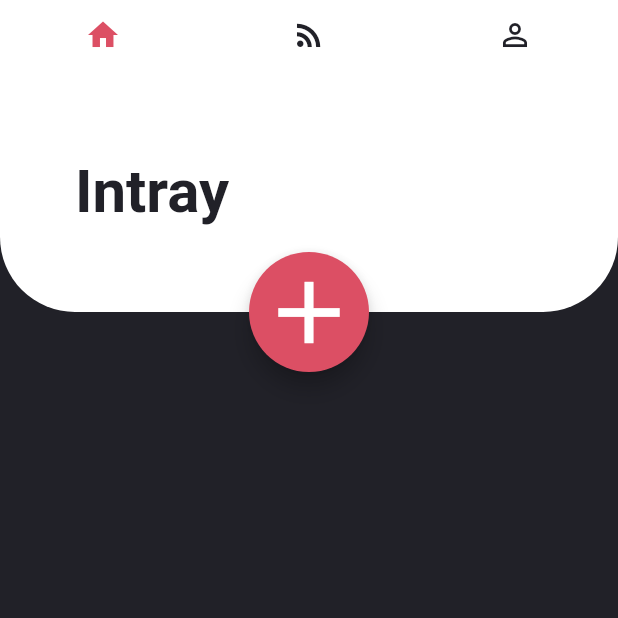
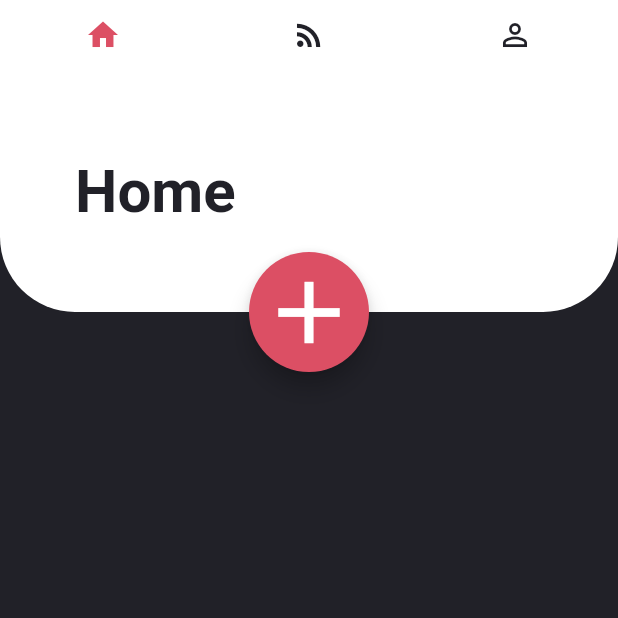
Before and after one commit to bangia1509/TODO, a Flutter app: the screen it shows after launch, on a phone screen of 412 x 824 dp, the top half of it. Run offline on Flutter 3.47's test engine with Material 2 defaults, Android fonts, the phone set to English and light mode, and no system bars; Roboto replaces fonts that are missing (Avenir).

Commit message:
seperate home page file

```diff
--- /dev/null
+++ b/todo_app/lib/UI/Home/home_page.dart
@@ -0,0 +1,24 @@
+import 'package:flutter/material.dart';
+import 'package:todo_app/models/global.dart';
+
+class HomePage extends StatefulWidget {
+  @override
+  _HomePageState createState() => _HomePageState();
+}
+
+class _HomePageState extends State<HomePage> {
+  @override
+  Widget build(BuildContext context) {
+    return Container(
+      color: darkGreyColor,
+      child: ListView(
+        padding: EdgeInsets.only(top: 300),
+        children: getList(),
+      ),
+    );
+  }
+
+  List<Widget> getList() {
+    return [];
+  }
+}
--- a/todo_app/lib/main.dart
+++ b/todo_app/lib/main.dart
@@ -1,4 +1,5 @@
 import 'package:flutter/material.dart';
+import 'package:todo_app/UI/Home/Home_page.dart';
 import './models/global.dart';
 
 void main() {
@@ -43,9 +44,10 @@ class _MyHomePageState extends State<MyHomePage> {
             children: <Widget>[
               TabBarView(
                 children: [
-                  new Container(
-                    color: darkGreyColor,
-                  ),
+                  // new Container(
+                  //   color: darkGreyColor,
+                  // ),
+                  HomePage(),
                   new Container(
                     color: Colors.orange,
                   ),
@@ -66,7 +68,7 @@ class _MyHomePageState extends State<MyHomePage> {
                   child: Row(
                     children: <Widget>[
                       Text(
-                        "Intray",
+                        "Home",
                         style: intrayTitle,
                       )
                     ],
--- /dev/null
+++ b/todo_app/lib/models/task.dart
@@ -0,0 +1 @@
+class Task {}
```
